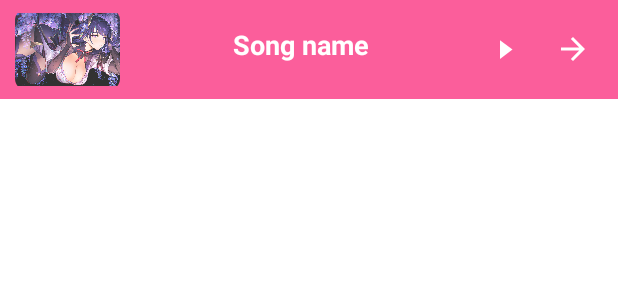
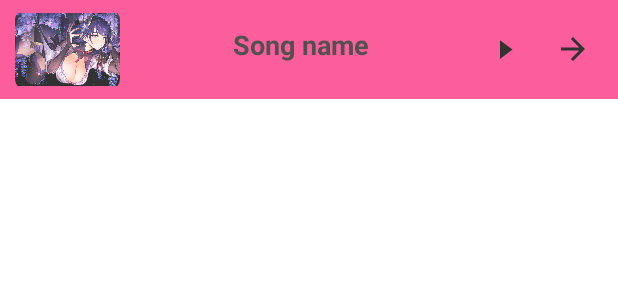
Before and after one commit to tphan5901/Music-Player, an Android app built with Jetpack Compose: the layout fragment_now_playing.xml on its own in the app's theme, with its tools: preview values and no code run, on a phone screen of 412 x 824 dp. Shown: the top 300 px of the screen. Run offline under Robolectric (Android 15) with nearby library versions, the phone set to English and light mode, and no system bars.

Commit message:
Fix sorting function not working after option setted from settings

```diff
--- a/app/src/main/java/com/example/musicplayer/MainActivity.kt
+++ b/app/src/main/java/com/example/musicplayer/MainActivity.kt
@@ -230,7 +230,9 @@ class MainActivity : AppCompatActivity() {
             projection,
             selection,
             null,
-            MediaStore.Audio.Media.DATE_ADDED + " DESC"
+        //    line of code below causes sort option selected from settings activity to not function in main
+        //    MediaStore.Audio.Media.DATE_ADDED + " DESC"
+            MainActivity.sortingList[MainActivity.sortOrder]
         )
 
         if (cursor != null && cursor.moveToFirst()) {
--- a/app/src/main/java/com/example/musicplayer/SettingsActivity.kt
+++ b/app/src/main/java/com/example/musicplayer/SettingsActivity.kt
@@ -61,6 +61,7 @@ class SettingsActivity : AppCompatActivity() {
             customDialog.getButton(AlertDialog.BUTTON_POSITIVE).setTextColor(Color.RED)
 
         }
+
         // old code causing bug [ACTION_PICK] where bg image selected does not display in other activities.xml
         // btw this bug doesn't register as error when compiled
        // binding.selectBgImage.setOnClickListener {
--- a/app/src/main/res/layout/fragment_now_playing.xml
+++ b/app/src/main/res/layout/fragment_now_playing.xml
@@ -28,7 +28,7 @@
         android:src="@drawable/play_icon"
         android:contentDescription="@string/playlist_btn"
         android:scaleType="centerInside"
-        app:tint="@android:color/white" />
+        app:tint="@android:color/black" />
 
     <ImageButton
         android:id="@+id/nextBtnNP"
@@ -41,7 +41,7 @@
         android:src="@drawable/next_icon"
         android:contentDescription="@string/playlist_btn"
         android:scaleType="centerInside"
-        app:tint="@android:color/white" />
+        app:tint="@android:color/black" />
 
 
     <TextView
@@ -50,7 +50,7 @@
         android:layout_height="60dp"
         android:text="@string/song_name"
         android:textSize="18sp"
-        android:textColor="@color/white"
+        android:textColor="@color/black"
         android:textStyle="bold"
         android:gravity="center"
         android:layout_toStartOf="@id/playPauseBtnNP"
```
